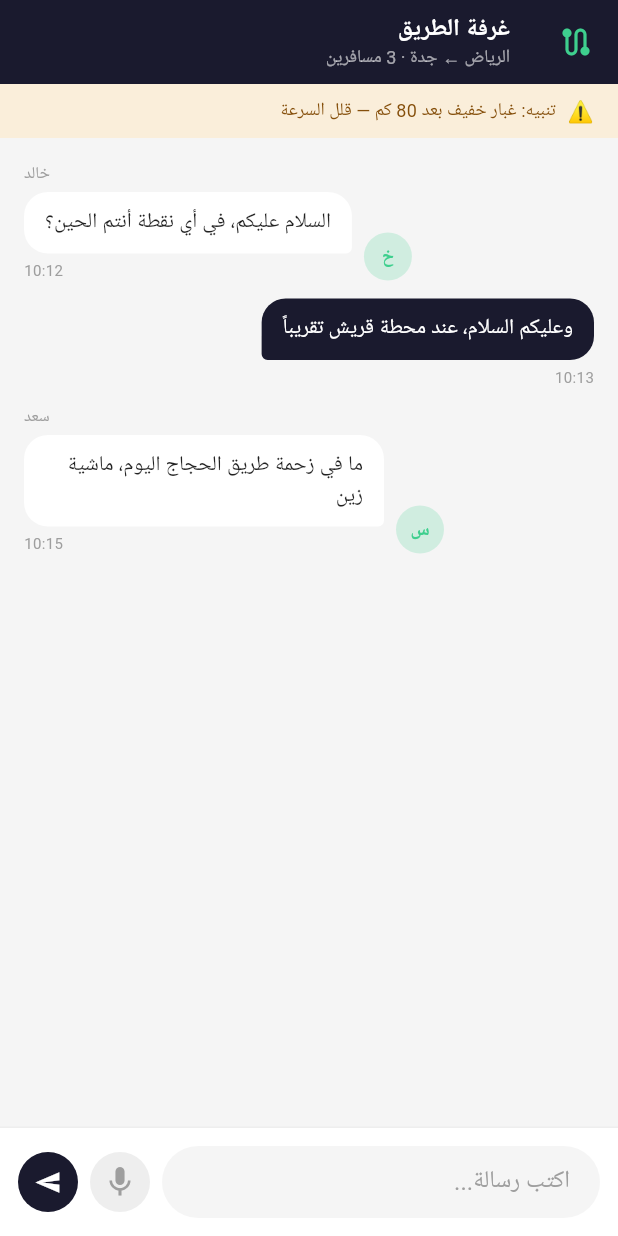
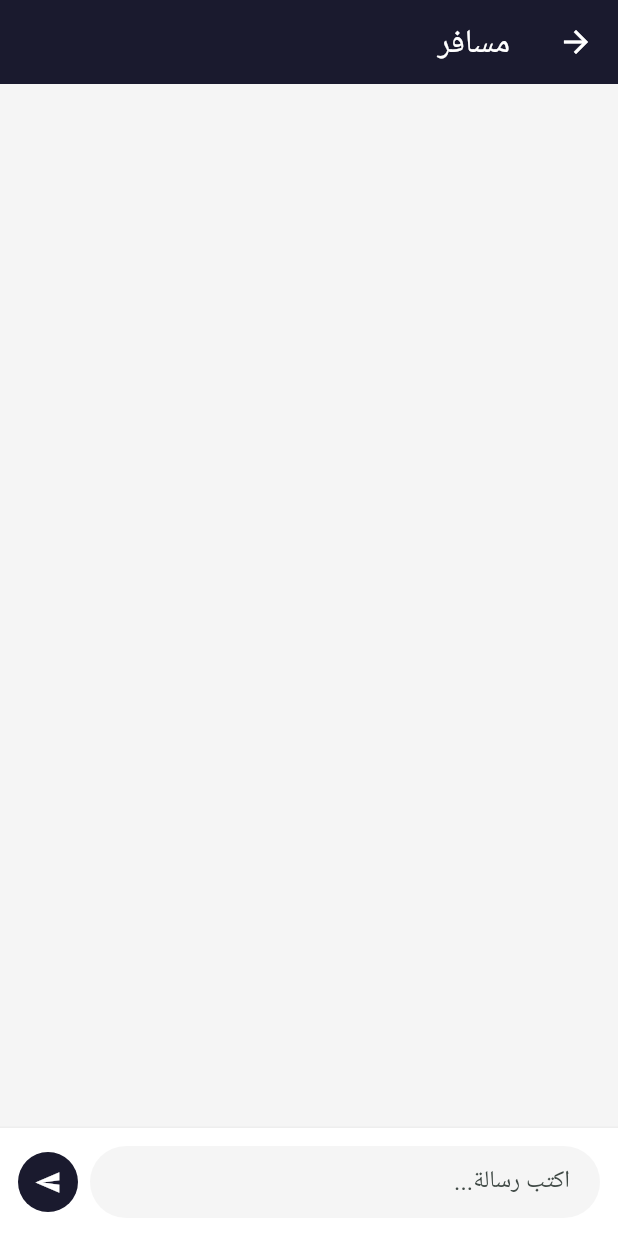
Before and after one commit to ksu203/rafeeq, a Flutter app: the ChatScreen screen opened directly, on a phone screen of 412 x 824 dp. Run offline on Flutter 3.47's test engine with Material 3 defaults, Android fonts, the light colour scheme and no system bars; our stand-ins replace cloud_firestore, firebase_auth, firebase_core, firebase_storage, flutter_map, image_picker and 1 more; accounts and stored records are empty; network calls fail.

```diff
--- a/lib/chat_screen.dart
+++ b/lib/chat_screen.dart
@@ -1,7 +1,16 @@
 import 'package:flutter/material.dart';
 
 class ChatScreen extends StatefulWidget {
-  const ChatScreen({super.key});
+  final String otherUserId;
+  final String otherUserName;
+  final String routeName;
+
+  const ChatScreen({
+    super.key,
+    this.otherUserId = '',
+    this.otherUserName = 'مسافر',
+    this.routeName = 'طريق الرياض ← جدة',
+  });
 
   @override
   State<ChatScreen> createState() => _ChatScreenState();
@@ -9,39 +18,15 @@ class ChatScreen extends StatefulWidget {
 
 class _ChatScreenState extends State<ChatScreen> {
   final _messageController = TextEditingController();
-  final List<Map<String, dynamic>> _messages = [
-    {
-      'text': 'السلام عليكم، في أي نقطة أنتم الحين؟',
-      'sender': 'خالد',
-      'isMe': false,
-      'time': '10:12',
-      'avatar': 'خ',
-    },
-    {
-      'text': 'وعليكم السلام، عند محطة قريش تقريباً',
-      'sender': 'أنا',
-      'isMe': true,
-      'time': '10:13',
-      'avatar': 'أ',
-    },
-    {
-      'text': 'ما في زحمة طريق الحجاج اليوم، ماشية زين',
-      'sender': 'سعد',
-      'isMe': false,
-      'time': '10:15',
-      'avatar': 'س',
-    },
-  ];
+  final List<Map<String, dynamic>> _messages = [];
 
   void _sendMessage() {
     if (_messageController.text.trim().isEmpty) return;
     setState(() {
       _messages.add({
         'text': _messageController.text.trim(),
-        'sender': 'أنا',
         'isMe': true,
         'time': '${DateTime.now().hour}:${DateTime.now().minute.toString().padLeft(2, '0')}',
-        'avatar': 'أ',
       });
     });
     _messageController.clear();
@@ -55,56 +40,55 @@ class _ChatScreenState extends State<ChatScreen> {
         backgroundColor: const Color(0xFFF5F5F5),
         appBar: AppBar(
           backgroundColor: const Color(0xFF1a1a2e),
-          title: const Column(
-            crossAxisAlignment: CrossAxisAlignment.start,
-            children: [
-              Text(
-                'غرفة الطريق',
-                style: TextStyle(color: Colors.white, fontSize: 16, fontWeight: FontWeight.bold),
-              ),
-              Text(
-                'الرياض ← جدة · 3 مسافرين',
-                style: TextStyle(color: Colors.white60, fontSize: 12),
-              ),
-            ],
+          title: Text(
+            widget.otherUserName,
+            style: const TextStyle(color: Colors.white),
           ),
-          leading: const Icon(Icons.route, color: Color(0xFF3ecf8e)),
+          leading: IconButton(
+            icon: const Icon(Icons.arrow_back, color: Colors.white),
+            onPressed: () => Navigator.pop(context),
+          ),
         ),
         body: Column(
           children: [
-            // تنبيه الطقس
-            Container(
-              width: double.infinity,
-              padding: const EdgeInsets.symmetric(horizontal: 16, vertical: 8),
-              color: const Color(0xFFFAEEDA),
-              child: const Row(
-                children: [
-                  Text('⚠️', style: TextStyle(fontSize: 14)),
-                  SizedBox(width: 8),
-                  Text(
-                    'تنبيه: غبار خفيف بعد 80 كم — قلل السرعة',
-                    style: TextStyle(fontSize: 12, color: Color(0xFF854f0b)),
-                  ),
-                ],
-              ),
-            ),
-            // الرسائل
             Expanded(
               child: ListView.builder(
                 padding: const EdgeInsets.all(16),
                 itemCount: _messages.length,
                 itemBuilder: (context, index) {
                   final msg = _messages[index];
-                  return _buildMessage(msg);
+                  final isMe = msg['isMe'] as bool;
+                  return Align(
+                    alignment: isMe
+                        ? Alignment.centerLeft
+                        : Alignment.centerRight,
+                    child: Container(
+                      margin: const EdgeInsets.only(bottom: 8),
+                      padding: const EdgeInsets.symmetric(
+                          horizontal: 14, vertical: 10),
+                      decoration: BoxDecoration(
+                        color: isMe
+                            ? const Color(0xFF1a1a2e)
+                            : Colors.white,
+                        borderRadius: BorderRadius.circular(16),
+                      ),
+                      child: Text(
+                        msg['text'],
+                        style: TextStyle(
+                          color: isMe ? Colors.white : Colors.black87,
+                        ),
+                      ),
+                    ),
+                  );
                 },
               ),
             ),
-            // حقل الكتابة
             Container(
               padding: const EdgeInsets.all(12),
               decoration: BoxDecoration(
                 color: Colors.white,
-                border: Border(top: BorderSide(color: Colors.grey.shade200)),
+                border:
+                    Border(top: BorderSide(color: Colors.grey.shade200)),
               ),
               child: Row(
                 children: [
@@ -113,30 +97,24 @@ class _ChatScreenState extends State<ChatScreen> {
                       controller: _messageController,
                       decoration: InputDecoration(
                         hintText: 'اكتب رسالة...',
-                        hintStyle: const TextStyle(color: Colors.grey),
                         filled: true,
                         fillColor: const Color(0xFFF5F5F5),
                         border: OutlineInputBorder(
                           borderRadius: BorderRadius.circular(24),
                           borderSide: BorderSide.none,
                         ),
-                        contentPadding: const EdgeInsets.symmetric(horizontal: 16, vertical: 8),
+                        contentPadding: const EdgeInsets.symmetric(
+                            horizontal: 16, vertical: 8),
                       ),
                       onSubmitted: (_) => _sendMessage(),
                     ),
                   ),
                   const SizedBox(width: 8),
-                  // زر المايك
-                  CircleAvatar(
-                    backgroundColor: Colors.grey.shade200,
-                    child: const Icon(Icons.mic, color: Colors.grey),
-                  ),
-                  const SizedBox(width: 8),
-                  // زر الإرسال
                   CircleAvatar(
                     backgroundColor: const Color(0xFF1a1a2e),
                     child: IconButton(
-                      icon: const Icon(Icons.send, color: Colors.white, size: 18),
+                      icon: const Icon(Icons.send,
+                          color: Colors.white, size: 18),
                       onPressed: _sendMessage,
                     ),
                   ),
@@ -148,67 +126,4 @@ class _ChatScreenState extends State<ChatScreen> {
       ),
     );
   }
-
-  Widget _buildMessage(Map<String, dynamic> msg) {
-    final isMe = msg['isMe'] as bool;
-    return Padding(
-      padding: const EdgeInsets.only(bottom: 12),
-      child: Row(
-        mainAxisAlignment: isMe ? MainAxisAlignment.start : MainAxisAlignment.end,
-        crossAxisAlignment: CrossAxisAlignment.end,
-        children: [
-          if (!isMe) ...[
-            CircleAvatar(
-              radius: 16,
-              backgroundColor: const Color(0xFF3ecf8e).withOpacity(0.2),
-              child: Text(
-                msg['avatar'],
-                style: const TextStyle(fontSize: 12, color: Color(0xFF3ecf8e), fontWeight: FontWeight.bold),
-              ),
-            ),
-            const SizedBox(width: 8),
-          ],
-          Column(
-            crossAxisAlignment: isMe ? CrossAxisAlignment.start : CrossAxisAlignment.end,
-            children: [
-              if (!isMe)
-                Padding(
-                  padding: const EdgeInsets.only(bottom: 4),
-                  child: Text(
-                    msg['sender'],
-                    style: const TextStyle(fontSize: 11, color: Colors.grey),
-                  ),
-                ),
-              Container(
-                constraints: const BoxConstraints(maxWidth: 240),
-                padding: const EdgeInsets.symmetric(horizontal: 14, vertical: 10),
-                decoration: BoxDecoration(
-                  color: isMe ? const Color(0xFF1a1a2e) : Colors.white,
-                  borderRadius: BorderRadius.only(
-                    topLeft: const Radius.circular(16),
-                    topRight: const Radius.circular(16),
-                    bottomLeft: isMe ? const Radius.circular(4) : const Radius.circular(16),
-                    bottomRight: isMe ? const Radius.circular(16) : const Radius.circular(4),
-                  ),
-                ),
-                child: Text(
-                  msg['text'],
-                  style: TextStyle(
-                    color: isMe ? Colors.white : Colors.black87,
-                    fontSize: 14,
-                  ),
-                ),
-              ),
-              const SizedBox(height: 4),
-              Text(
-                msg['time'],
-                style: const TextStyle(fontSize: 10, color: Colors.grey),
-              ),
-            ],
-          ),
-          if (isMe) const SizedBox(width: 8),
-        ],
-      ),
-    );
-  }
 }
```
